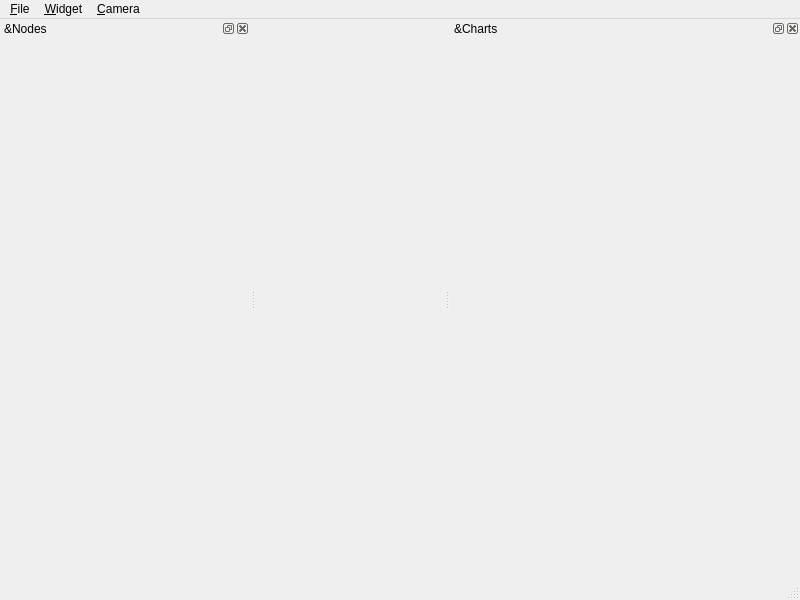
usnistgov/NetSimulyzer, file src/window/mainWindow.ui: the form before one commit.
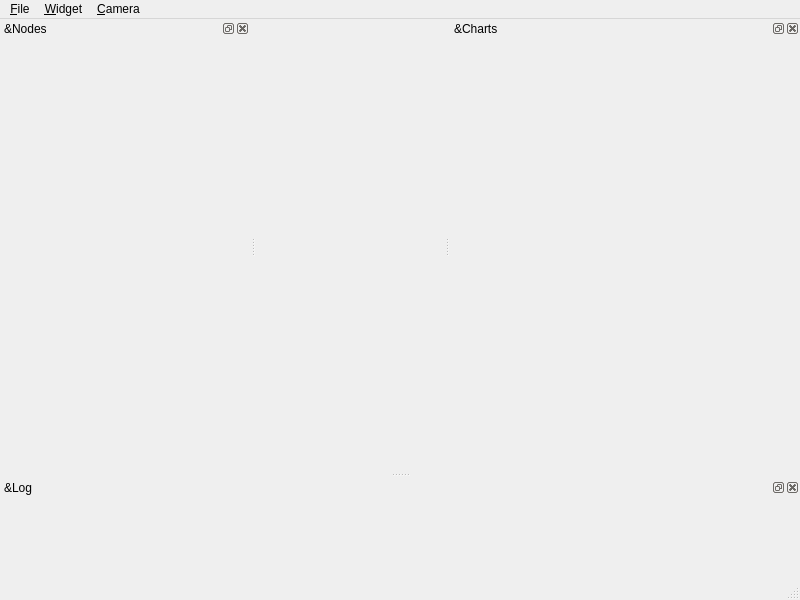
The form after the commit. Icons and pictures are not drawn.

The edit to the form file:
```diff
--- a/src/window/mainWindow.ui
+++ b/src/window/mainWindow.ui
@@ -98,6 +98,26 @@
     <number>1</number>
    </attribute>
   </widget>
+  <widget class="QDockWidget" name="logDock">
+   <property name="sizePolicy">
+    <sizepolicy hsizetype="Expanding" vsizetype="MinimumExpanding">
+     <horstretch>0</horstretch>
+     <verstretch>0</verstretch>
+    </sizepolicy>
+   </property>
+   <property name="minimumSize">
+    <size>
+     <width>100</width>
+     <height>100</height>
+    </size>
+   </property>
+   <property name="windowTitle">
+    <string>&amp;Log</string>
+   </property>
+   <attribute name="dockWidgetArea">
+    <number>8</number>
+   </attribute>
+  </widget>
   <action name="actionLoad">
    <property name="text">
     <string>&amp;Load</string>
```
